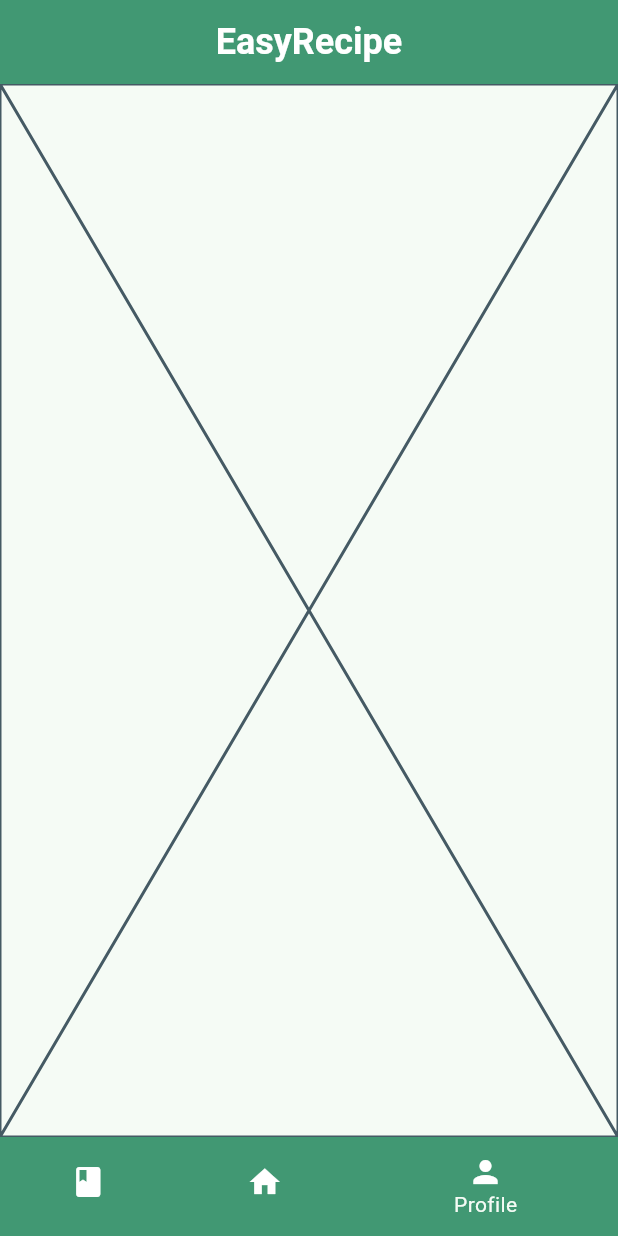
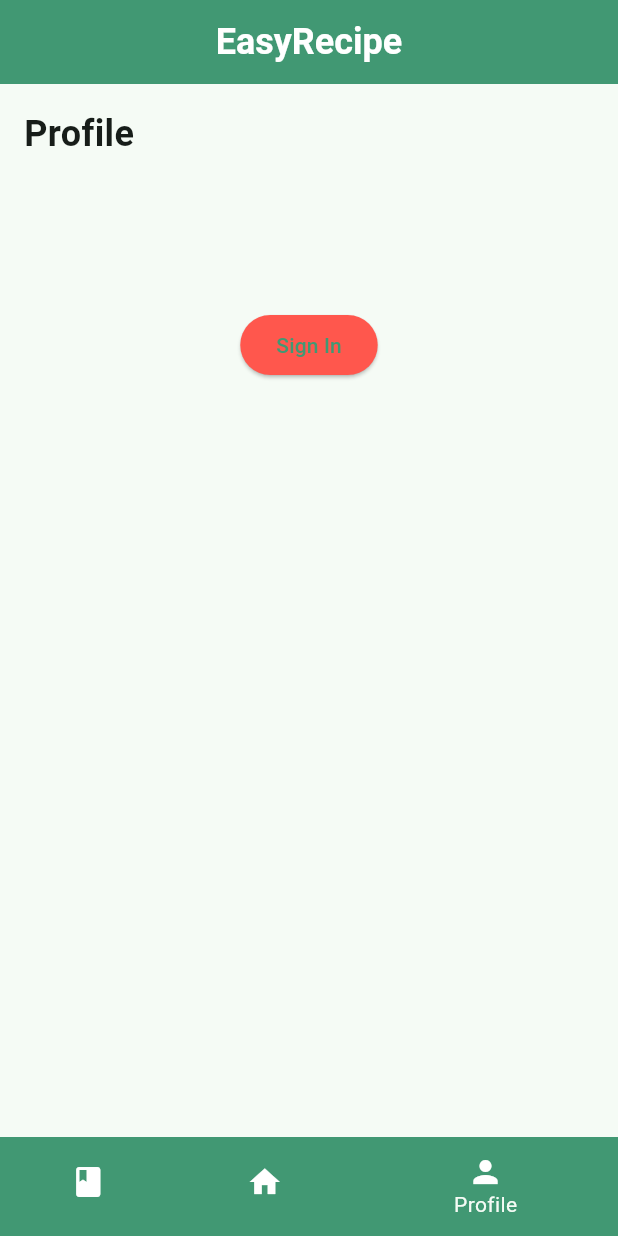
Before and after one commit to schweigerjonas/easy-recipe, a Flutter app: the screen it shows after launch, item 3 of the bottom bar chosen, on a phone screen of 412 x 824 dp. Run offline on Flutter 3.47's test engine with Material 3 defaults, Android fonts, the phone set to English and light mode, and no system bars; our stand-ins replace firebase_auth, firebase_core, flutter_html, go_router, material_design_icons_flutter, multi_select_flutter; missing offline and left inert: firebase_ui_auth; accounts and stored records are empty; network calls fail.

Commit message:
Add profile page with login

```diff
--- a/lib/app.dart
+++ b/lib/app.dart
@@ -1,9 +1,11 @@
+import 'package:easy_recipe/profile.dart';
+import 'package:easy_recipe/router.dart';
 import 'package:flutter/material.dart';
 import 'package:provider/provider.dart';
 
 import 'application_state.dart';
 import 'home.dart';
-import 'router.dart';
+
 
 class RecipeApp extends StatelessWidget {
   const RecipeApp({super.key});
@@ -50,7 +52,7 @@ class _MyHomePageState extends State<MyHomePage> {
         page = const HomePage();
         break;
       case 2:
-        page = const Placeholder();
+        page = const ProfilePage();
         break;
       default:
         throw UnimplementedError('no widget for $selectedIndex');
--- /dev/null
+++ b/lib/authentication.dart
@@ -0,0 +1,27 @@
+import 'package:flutter/material.dart';
+import 'package:flutter/widgets.dart';
+import 'package:go_router/go_router.dart';
+
+class AuthFunc extends StatelessWidget {
+  const AuthFunc({
+    super.key,
+    required this.loggedIn,
+    required this.signOut,
+  });
+
+  final bool loggedIn;
+  final void Function() signOut;
+
+  @override
+  Widget build(BuildContext context) {
+    return ElevatedButton(
+      style: ElevatedButton.styleFrom(
+        backgroundColor: Theme.of(context).colorScheme.secondary,
+      ),
+      onPressed: () {
+        !loggedIn ? context.push('/sign-in') : signOut();
+      },
+      child: !loggedIn ? const Text('Sign In') : const Text('Logout'),
+    );
+  }
+}
--- a/lib/home.dart
+++ b/lib/home.dart
@@ -161,7 +161,7 @@ class _HomePageState extends State<HomePage> {
                     child:
                     const Icon(
                         Icons.filter_list,
-                        color: Color(0xFF3D3D3D)
+                        color: Color(0xFF3D3D3D),
                     ),
                   ),
                 ],
--- /dev/null
+++ b/lib/profile.dart
@@ -0,0 +1,43 @@
+import 'package:flutter/material.dart';
+import 'package:firebase_auth/firebase_auth.dart';
+import 'package:provider/provider.dart';
+
+import 'application_state.dart';
+import 'authentication.dart';
+
+
+class ProfilePage extends StatelessWidget {
+  const ProfilePage({super.key});
+
+  @override
+  Widget build(BuildContext context) {
+    return Scaffold(
+      body: Column(
+        children: [
+          const SizedBox(height: 16.0),
+          Container(
+            padding: const EdgeInsets.symmetric(horizontal: 16.0),
+            alignment: Alignment.topLeft,
+            child: const Text('Profile',
+                style: TextStyle(
+                  fontSize: 24.0,
+                  fontWeight: FontWeight.bold,
+                ),
+            ),
+          ),
+          const SizedBox(height: 100.0),
+          Container(
+            alignment: Alignment.center,
+            child: Consumer<ApplicationState>(
+              builder: (context, appState, _) => AuthFunc(
+                loggedIn: appState.loggedIn,
+                signOut: () {
+                  FirebaseAuth.instance.signOut();
+                }),
+            ),
+          ),
+        ],
+      ),
+    );
+  }
+}
```
